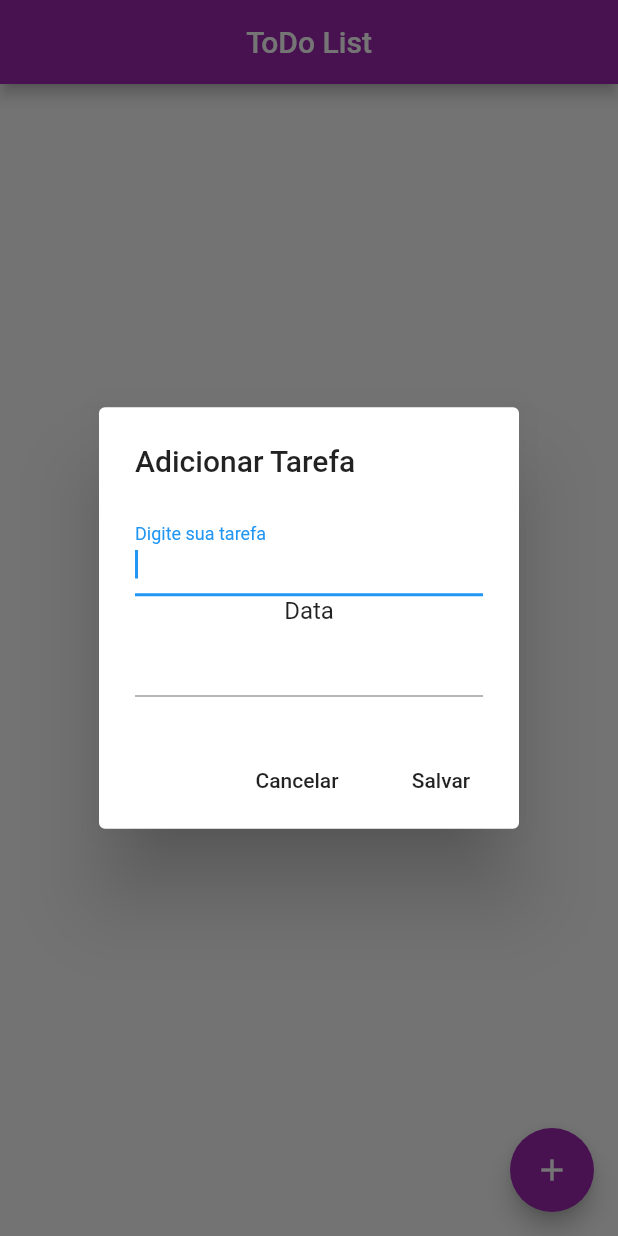
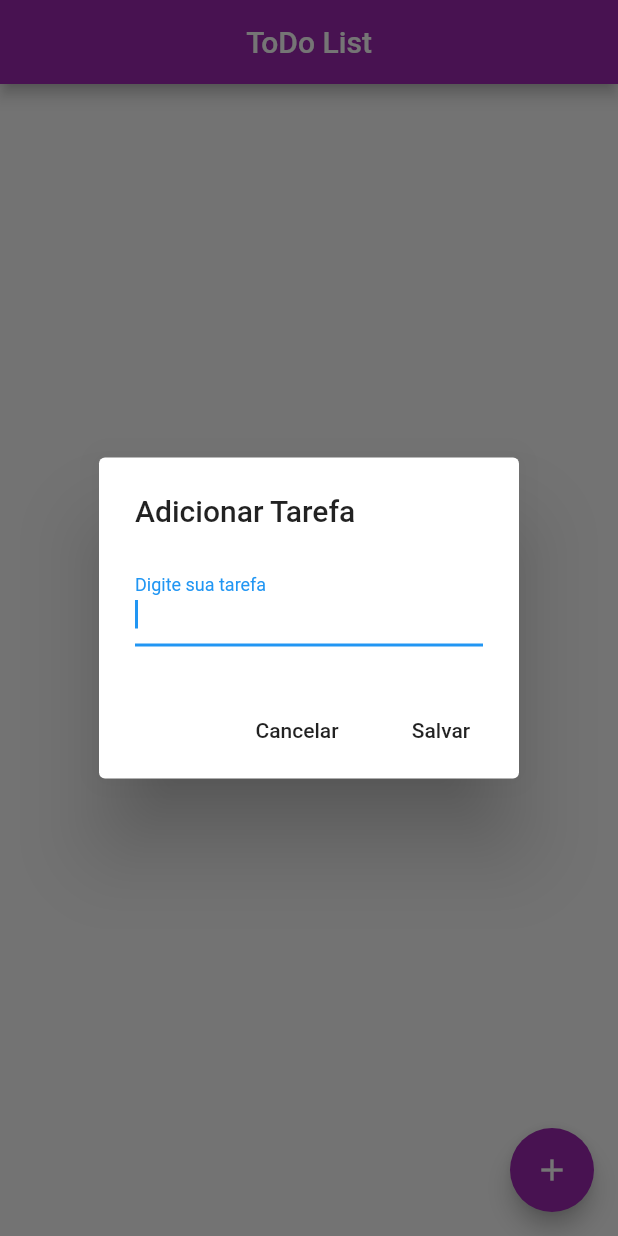
Before and after one commit to MaykeAlisson/toDoList, a Flutter app: the screen it shows after launch, after a tap on the "add" icon, on a phone screen of 412 x 824 dp. Run offline on Flutter 3.47's test engine with Material 2 defaults, Android fonts, the phone set to English and light mode, and no system bars; drawn by our look-alikes of datetime_picker_formfield.

Commit message:
melhorias UI

```diff
--- a/lib/main.dart
+++ b/lib/main.dart
@@ -2,10 +2,8 @@ import 'dart:convert';
 import 'dart:io';
 
 import 'package:flutter/material.dart';
+import 'package:flutter_localizations/flutter_localizations.dart';
 import 'package:path_provider/path_provider.dart';
-import 'package:intl/intl.dart';
-import 'package:datetime_picker_formfield/datetime_picker_formfield.dart';
-import 'package:flutter_localizations/flutter_localizations.dart';
 
 void main() {
   runApp(MaterialApp(
@@ -27,7 +25,7 @@ class Home extends StatefulWidget {
 class _HomeState extends State<Home> {
   final _toDoController = TextEditingController();
   final _dataController = TextEditingController();
-  final format = DateFormat("dd-MM-yyyy");
+
 
   List _toDoList = [];
 
@@ -101,7 +99,6 @@ class _HomeState extends State<Home> {
                         controller: _toDoController,
                         onChanged: (_toDoController) {},
                       ),
-                      buildData(context),
                     ],
                   ),
                   actions: <Widget>[
@@ -114,8 +111,11 @@ class _HomeState extends State<Home> {
                     FlatButton(
                       child: Text("Salvar"),
                       onPressed: () {
-                        _addToDo();
-                        Navigator.pop(context);
+                        if(_toDoController.text != ""){
+                          _addToDo();
+                          Navigator.pop(context);
+                        }
+
                       },
                     )
                   ],
@@ -213,20 +213,5 @@ class _HomeState extends State<Home> {
     }
   }
 
-  Widget buildData(context) {
-    return Column(children: <Widget>[
-      Text('Data', textAlign: TextAlign.left,),
-      DateTimeField(
-        controller: _dataController,
-        format: format,
-        onShowPicker: (context, currentValue) {
-          return showDatePicker(
-              context: context,
-              firstDate: DateTime(2019),
-              initialDate: currentValue ?? DateTime.now(),
-              lastDate: DateTime(2050));
-        },
-      ),
-    ]);
-  }
+
 }
```
